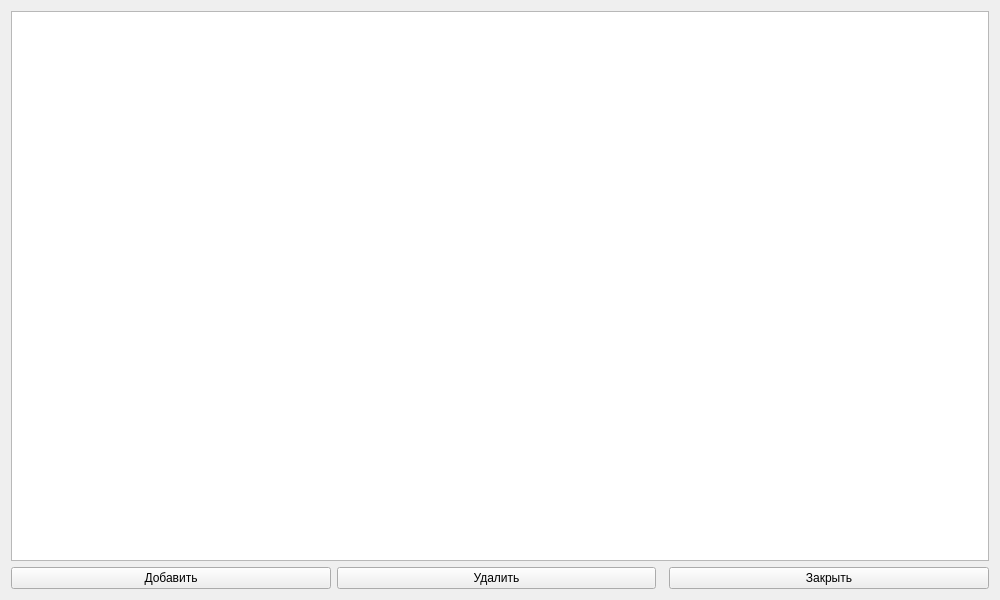
Above: src/ui/dialogs/terminalsform.ui from Smurf72T/POC_Terminal_Tracker before the change. Below: the same form after it.
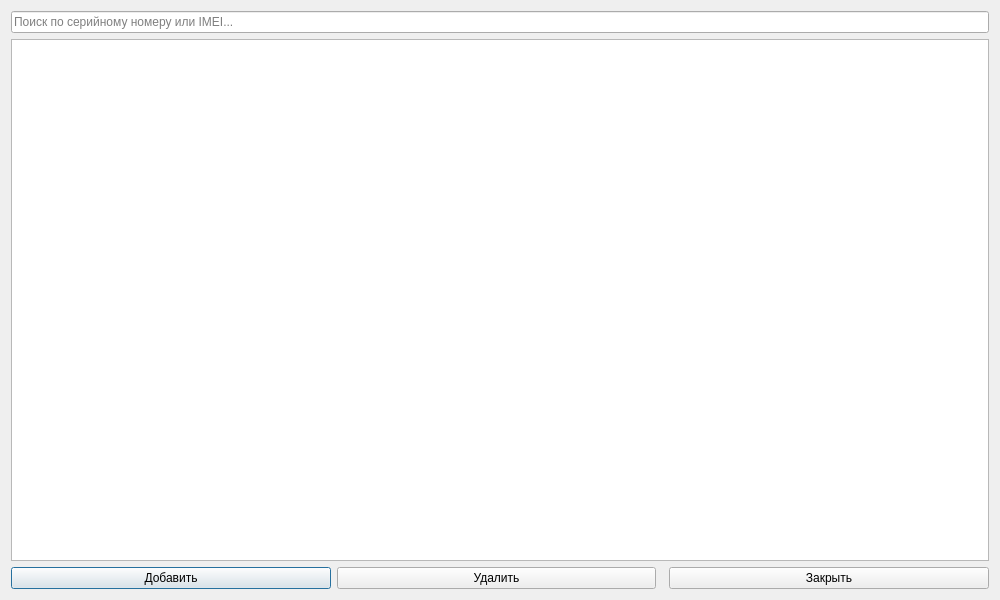
That is the form after the change.

Patch:
```diff
--- a/src/ui/dialogs/terminalsform.ui
+++ b/src/ui/dialogs/terminalsform.ui
@@ -1,7 +1,7 @@
 <?xml version="1.0" encoding="UTF-8"?>
 <ui version="4.0">
     <class>TerminalsForm</class>
-    <widget class="QWidget" name="TerminalsForm">
+    <widget class="QDialog" name="TerminalsForm">
         <property name="geometry">
             <rect>
                 <x>0</x>
@@ -14,6 +14,16 @@
             <string>Form</string>
         </property>
         <layout class="QVBoxLayout" name="verticalLayout">
+            <item>
+                <widget class="QLineEdit" name="lineEditSearch">
+                    <property name="placeholderText">
+                        <string>Поиск по серийному номеру или IMEI...</string>
+                    </property>
+                    <property name="clearButtonEnabled">
+                        <bool>true</bool>
+                    </property>
+                </widget>
+            </item>
             <item>
                 <widget class="QTableView" name="tableView">
                     <property name="alternatingRowColors">
```
